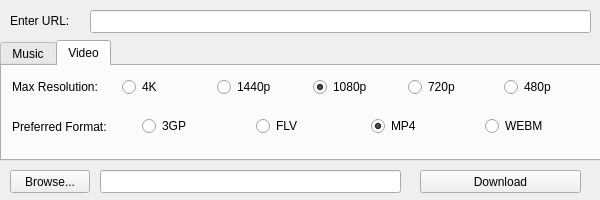
Qt form src/ytdl.ui (JaGoLi/ytdl-gui) before a commit.
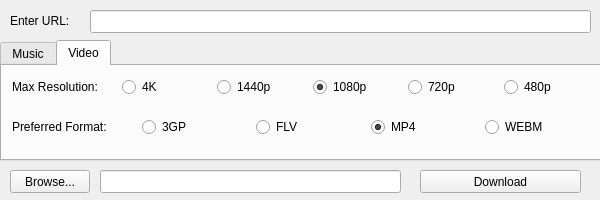
The same form after that commit. The open tabs and pages were chosen to show the change.

Commit message: binded enter key to download action

What changed in the file:
```diff
--- a/src/ytdl.ui
+++ b/src/ytdl.ui
@@ -246,7 +246,7 @@
         <x>140</x>
         <y>50</y>
         <width>451</width>
-        <height>21</height>
+        <height>23</height>
        </rect>
       </property>
       <layout class="QHBoxLayout" name="radiosVFormat">
```
Left out of the diff: 8 changed lines with no effect on the pictures. The commit also changes 1 other file.
